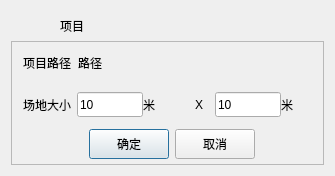
Above: UAVManage/spaceparam.ui from gessd/UAVManage before the change. Below: the same form after it.
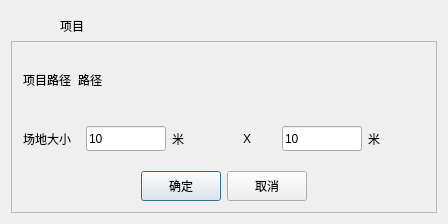
That is the form after the change. Icons and pictures are not drawn.

The edit to the form file:
```diff
--- a/UAVManage/spaceparam.ui
+++ b/UAVManage/spaceparam.ui
@@ -6,8 +6,8 @@
    <rect>
     <x>0</x>
     <y>0</y>
-    <width>335</width>
-    <height>176</height>
+    <width>448</width>
+    <height>224</height>
    </rect>
   </property>
   <property name="windowTitle">
@@ -28,96 +28,7 @@
      <property name="frameShadow">
       <enum>QFrame::Raised</enum>
      </property>
-     <layout class="QGridLayout" name="gridLayout">
-      <property name="topMargin">
-       <number>2</number>
-      </property>
-      <property name="rightMargin">
-       <number>2</number>
-      </property>
-      <property name="bottomMargin">
-       <number>5</number>
-      </property>
-      <item row="2" column="0">
-       <layout class="QHBoxLayout" name="horizontalLayout_4">
-        <item>
-         <spacer name="horizontalSpacer">
-          <property name="orientation">
-           <enum>Qt::Horizontal</enum>
-          </property>
-          <property name="sizeHint" stdset="0">
-           <size>
-            <width>40</width>
-            <height>20</height>
-           </size>
-          </property>
-         </spacer>
-        </item>
-        <item>
-         <widget class="QPushButton" name="btnOK">
-          <property name="sizePolicy">
-           <sizepolicy hsizetype="Preferred" vsizetype="Preferred">
-            <horstretch>0</horstretch>
-            <verstretch>0</verstretch>
-           </sizepolicy>
-          </property>
-          <property name="minimumSize">
-           <size>
-            <width>80</width>
-            <height>0</height>
-           </size>
-          </property>
-          <property name="maximumSize">
-           <size>
-            <width>16777215</width>
-            <height>30</height>
-           </size>
-          </property>
-          <property name="text">
-           <string>确定</string>
-          </property>
-         </widget>
-        </item>
-        <item>
-         <widget class="QPushButton" name="btnCancel">
-          <property name="sizePolicy">
-           <sizepolicy hsizetype="Preferred" vsizetype="Preferred">
-            <horstretch>0</horstretch>
-            <verstretch>0</verstretch>
-           </sizepolicy>
-          </property>
-          <property name="minimumSize">
-           <size>
-            <width>80</width>
-            <height>30</height>
-           </size>
-          </property>
-          <property name="maximumSize">
-           <size>
-            <width>16777215</width>
-            <height>30</height>
-           </size>
-          </property>
-          <property name="text">
-           <string>取消</string>
-          </property>
-         </widget>
-        </item>
-        <item>
-         <spacer name="horizontalSpacer_2">
-          <property name="orientation">
-           <enum>Qt::Horizontal</enum>
-          </property>
-          <property name="sizeHint" stdset="0">
-           <size>
-            <width>40</width>
-            <height>20</height>
-           </size>
-          </property>
-         </spacer>
-        </item>
-       </layout>
-      </item>
+     <layout class="QGridLayout" name="gridLayout_2">
       <item row="0" column="0">
        <widget class="QWidget" name="widgetProject" native="true">
         <property name="styleSheet">
@@ -167,7 +78,7 @@
        </widget>
       </item>
       <item row="1" column="0">
-       <layout class="QHBoxLayout" name="horizontalLayout_3">
+       <layout class="QHBoxLayout" name="horizontalLayout">
         <item>
          <widget class="QLabel" name="label">
           <property name="text">
@@ -176,11 +87,6 @@
          </widget>
         </item>
         <item>
-         <layout class="QHBoxLayout" name="horizontalLayout">
-          <property name="spacing">
-           <number>0</number>
-          </property>
-          <item>
            <widget class="QLineEdit" name="lineEditX">
             <property name="minimumSize">
              <size>
@@ -207,12 +113,16 @@
               <height>0</height>
              </size>
             </property>
+          <property name="maximumSize">
+           <size>
+            <width>40</width>
+            <height>16777215</height>
+           </size>
+          </property>
             <property name="text">
              <string>米</string>
             </property>
            </widget>
-          </item>
-         </layout>
         </item>
         <item>
          <widget class="QLabel" name="label_2">
@@ -231,11 +141,6 @@
          </widget>
         </item>
         <item>
-         <layout class="QHBoxLayout" name="horizontalLayout_2">
-          <property name="spacing">
-           <number>0</number>
-          </property>
-          <item>
            <widget class="QLineEdit" name="lineEditY">
             <property name="minimumSize">
              <size>
@@ -268,6 +173,84 @@
            </widget>
           </item>
          </layout>
+      </item>
+      <item row="2" column="0">
+       <layout class="QHBoxLayout" name="horizontalLayout_4">
+        <item>
+         <spacer name="horizontalSpacer">
+          <property name="orientation">
+           <enum>Qt::Horizontal</enum>
+          </property>
+          <property name="sizeHint" stdset="0">
+           <size>
+            <width>40</width>
+            <height>20</height>
+           </size>
+          </property>
+         </spacer>
+        </item>
+        <item>
+         <widget class="QPushButton" name="btnOK">
+          <property name="sizePolicy">
+           <sizepolicy hsizetype="Preferred" vsizetype="Preferred">
+            <horstretch>0</horstretch>
+            <verstretch>0</verstretch>
+           </sizepolicy>
+          </property>
+          <property name="minimumSize">
+           <size>
+            <width>80</width>
+            <height>0</height>
+           </size>
+          </property>
+          <property name="maximumSize">
+           <size>
+            <width>16777215</width>
+            <height>30</height>
+           </size>
+          </property>
+          <property name="text">
+           <string>确定</string>
+          </property>
+         </widget>
+        </item>
+        <item>
+         <widget class="QPushButton" name="btnCancel">
+          <property name="sizePolicy">
+           <sizepolicy hsizetype="Preferred" vsizetype="Preferred">
+            <horstretch>0</horstretch>
+            <verstretch>0</verstretch>
+           </sizepolicy>
+          </property>
+          <property name="minimumSize">
+           <size>
+            <width>80</width>
+            <height>30</height>
+           </size>
+          </property>
+          <property name="maximumSize">
+           <size>
+            <width>16777215</width>
+            <height>30</height>
+           </size>
+          </property>
+          <property name="text">
+           <string>取消</string>
+          </property>
+         </widget>
+        </item>
+        <item>
+         <spacer name="horizontalSpacer_2">
+          <property name="orientation">
+           <enum>Qt::Horizontal</enum>
+          </property>
+          <property name="sizeHint" stdset="0">
+           <size>
+            <width>40</width>
+            <height>20</height>
+           </size>
+          </property>
+         </spacer>
         </item>
        </layout>
       </item>
```
Lines whose indentation alone changed are shown as unchanged.
